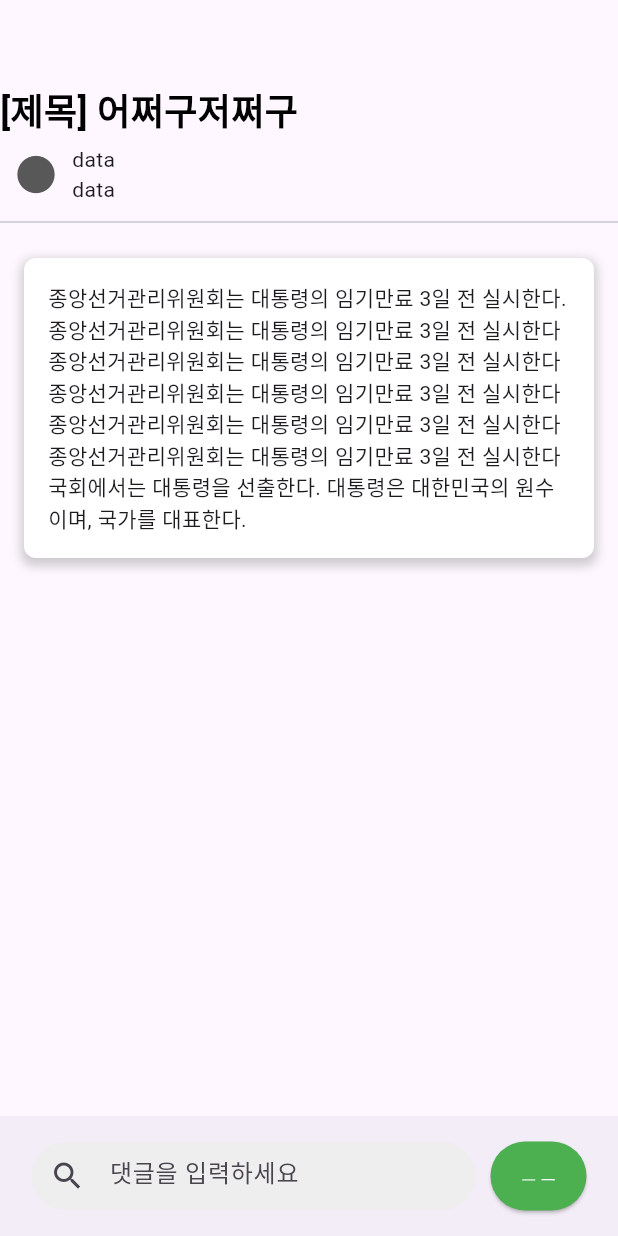
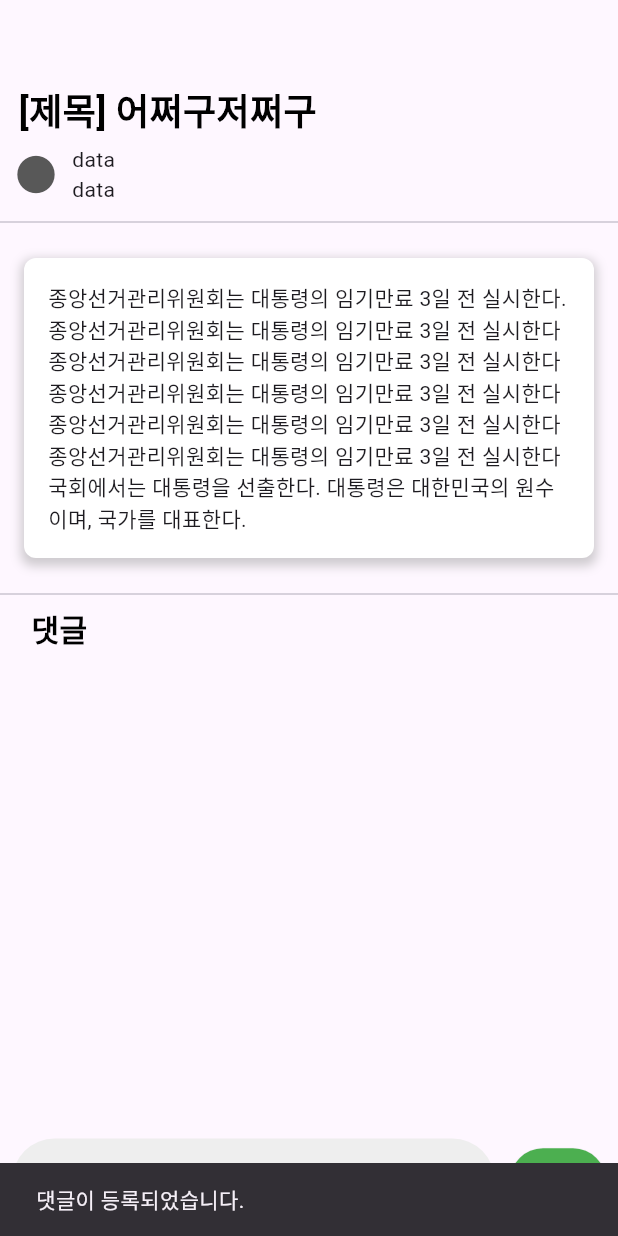
Before and after one commit to tmddbs/FitConnect, a Flutter app: the Commu screen opened directly, after a tap on "등록", on a phone screen of 412 x 824 dp. Run offline on Flutter 3.47's test engine with Material 3 defaults, Android fonts, the phone set to English and light mode, and no system bars.

Commit message:
Update Community_01.dart (댓글 기능 추가)

```diff
--- a/lib/Community_01.dart
+++ b/lib/Community_01.dart
@@ -13,8 +13,14 @@ class MyApp extends StatelessWidget {
     );
   }
 }
+class Commu extends StatefulWidget {
+  @override
+  _CommuState createState() => _CommuState();
+}
 
-class Commu extends StatelessWidget {
+class _CommuState extends State<Commu> {
+  List<String> comments = []; // 댓글 목록을 저장할 리스트
+
   @override
   Widget build(BuildContext context) {
     return Scaffold(
@@ -28,13 +34,10 @@ class Commu extends StatelessWidget {
             child: Row(
               mainAxisAlignment: MainAxisAlignment.spaceBetween,
               children: [
-
                 Text(
-                    '[제목] 어쩌구저쩌구',
+                  '  [제목] 어쩌구저쩌구',
                   style: TextStyle(fontSize: 24.0, fontWeight: FontWeight.bold, color: Colors.black),
                 ),
-
-
               ],
             ),
           ),
@@ -43,15 +46,13 @@ class Commu extends StatelessWidget {
             child: Row(
               children: [
                 IconButton(
-                  onPressed: () {
-                  },
+                  onPressed: () {},
                   icon: Icon(Icons.circle, size: 30.0, color: const Color.fromARGB(255, 88, 88, 88)),
                 ),
                 Column(
                   children: [
                     Text('data'),
                     Text('data'),
-
                   ],
                 )
               ],
@@ -80,12 +81,9 @@ class Commu extends StatelessWidget {
                   child: Column(
                     crossAxisAlignment: CrossAxisAlignment.start,
                     children: [
-
                       Text(
                         '종앙선거관리위원회는 대통령의 임기만료 3일 전 실시한다. 종앙선거관리위원회는 대통령의 임기만료 3일 전 실시한다종앙선거관리위원회는 대통령의 임기만료 3일 전 실시한다종앙선거관리위원회는 대통령의 임기만료 3일 전 실시한다종앙선거관리위원회는 대통령의 임기만료 3일 전 실시한다종앙선거관리위원회는 대통령의 임기만료 3일 전 실시한다국회에서는 대통령을 선출한다. 대통령은 대한민국의 원수이며, 국가를 대표한다.',
-                    style: TextStyle(
-                      fontSize: 14.0,
-                    ),
+                        style: TextStyle(fontSize: 14.0),
                       ),
                     ],
                   ),
@@ -93,20 +91,43 @@ class Commu extends StatelessWidget {
               ],
             ),
           ),
-
-
-
-
+          Divider(),
+          Padding(
+            padding: const EdgeInsets.all(0.0),
+            child: Row(
+              mainAxisAlignment: MainAxisAlignment.spaceBetween,
+              children: [
+                Text(
+                  '    댓글',
+                  style: TextStyle(fontSize: 20.0, fontWeight: FontWeight.bold, color: Colors.black),
+                ),
               ],
             ),
-      bottomNavigationBar: BottomAppBar(
-        child: Padding(
-            padding: const EdgeInsets.all(5.0),
+          ),
+          // 댓글 목록
+          Expanded(
+            child: ListView.builder(
+              itemCount: comments.length,
+              itemBuilder: (context, index) {
+                return buildComment(comments[index]);
+              },
+            ),
+          ),
+          Padding(
+            padding: const EdgeInsets.all(8.0),
             child: Row(
-
               children: [
                 Expanded(
                   child: TextField(
+                    onSubmitted: (comment) {
+                      // 입력된 댓글을 댓글 목록에 추가하고 입력 필드를 비웁니다.
+                      setState(() {
+                        comments.add(comment);
+                      });
+                      ScaffoldMessenger.of(context).showSnackBar(SnackBar(
+                        content: Text('댓글이 등록되었습니다.'),
+                      ));
+                    },
                     decoration: InputDecoration(
                       hintText: '댓글을 입력하세요',
                       border: OutlineInputBorder(
@@ -115,26 +136,52 @@ class Commu extends StatelessWidget {
                       ),
                       filled: true,
                       fillColor: Colors.grey[200],
-                      prefixIcon: Icon(Icons.search),
+                      prefixIcon: Icon(Icons.comment),
                     ),
                   ),
                 ),
                 SizedBox(width: 10.0),
                 ElevatedButton(
                   onPressed: () {
-                    // 카테고리 버튼 클릭 시 동작
+                    // 등록 버튼 클릭 시 동작 (댓글을 추가하는 작업을 여기에 넣어도 됩니다.)
+                    ScaffoldMessenger.of(context).showSnackBar(SnackBar(
+                      content: Text('댓글이 등록되었습니다.'),
+                    ));
                   },
                   style: ElevatedButton.styleFrom(
-
                     backgroundColor: Colors.green,
-                    padding: EdgeInsets.symmetric(horizontal: 10.0, vertical: 20.0),
+                    padding: EdgeInsets.symmetric(horizontal: 16.0, vertical: 12.0),
                   ),
                   child: Text('등록', style: TextStyle(color: Colors.white)),
                 ),
-
-
               ],
             ),
+          ),
+        ],
+      ),
+    );
+  }
+
+  Widget buildComment(String comment) {
+    return Padding(
+      padding: EdgeInsets.symmetric(vertical: 8.0, horizontal: 16.0),
+      child: Container(
+        padding: EdgeInsets.all(16.0),
+        decoration: BoxDecoration(
+          color: Colors.white,
+          borderRadius: BorderRadius.circular(8.0),
+          boxShadow: [
+            BoxShadow(
+              color: Colors.grey.withOpacity(0.5),
+              spreadRadius: 2,
+              blurRadius: 5,
+              offset: Offset(0, 3),
+            ),
+          ],
+        ),
+        child: Text(
+          comment,
+          style: TextStyle(fontSize: 16.0),
         ),
       ),
     );
```
Lines whose indentation alone changed are shown as unchanged.
